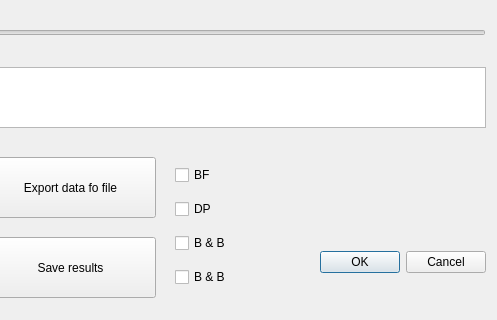
Old version of the form gui/TestModule.ui in the repository ArfreeX/TravelingSalesmanProblem-PEA_1; both pictures show x 235 to 732 and y 203 to 523 of the 732 by 523 pixel window.
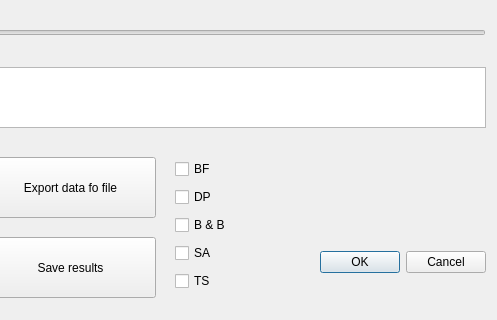
New version of the form.

```diff
--- a/gui/TestModule.ui
+++ b/gui/TestModule.ui
@@ -262,7 +262,7 @@
     </rect>
    </property>
   </widget>
-  <widget class="QWidget" name="">
+  <widget class="QWidget" name="layoutWidget">
    <property name="geometry">
     <rect>
      <x>410</x>
@@ -296,7 +296,14 @@
     <item row="3" column="0">
      <widget class="QCheckBox" name="checkBox_4">
       <property name="text">
-       <string>B &amp;&amp; B</string>
+       <string>SA</string>
+      </property>
+     </widget>
+    </item>
+    <item row="4" column="0">
+     <widget class="QCheckBox" name="checkBox_5">
+      <property name="text">
+       <string>TS</string>
       </property>
      </widget>
     </item>
```
